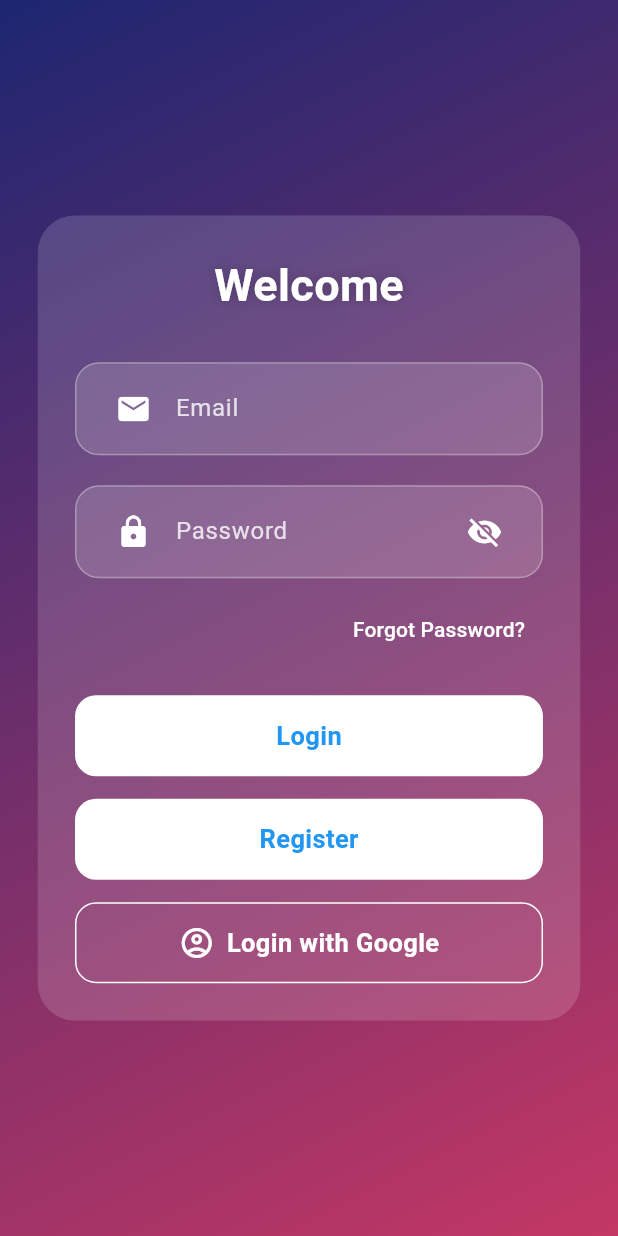
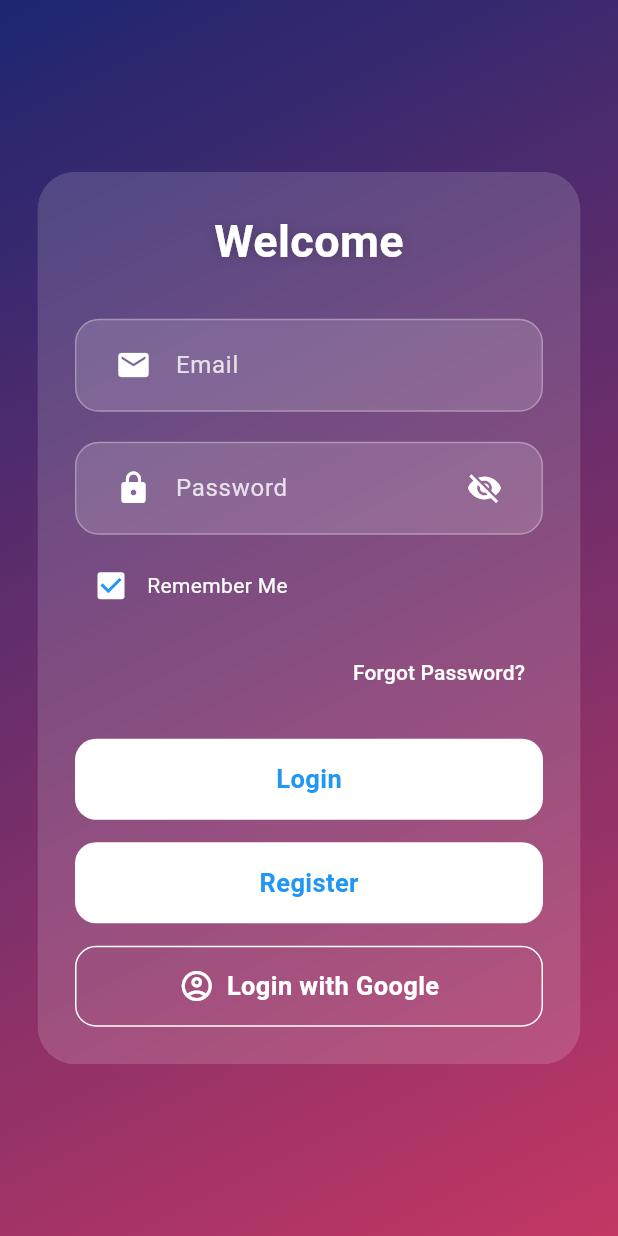
Before and after one commit to halilibrahimavsar/firebase_bloc_auth, a Flutter app: the screen it shows after launch, on a phone screen of 412 x 824 dp. Run offline on Flutter 3.47's test engine with Material 3 defaults, Android fonts, the phone set to English and light mode, and no system bars; our stand-ins replace bloc, cloud_firestore, equatable, firebase_auth, firebase_core, flutter_bloc and 4 more; accounts and stored records are empty; generated files the repository leaves out were written again.

Commit message:
added remember me feature

```diff
--- a/lib/src/authentication/auth_blc/auth_bloc.dart
+++ b/lib/src/authentication/auth_blc/auth_bloc.dart
@@ -27,6 +27,11 @@ class AuthBloc extends Bloc<AuthEvent, AuthState> {
         }
         AuthUserRepository? currentUser =
             await CustomSharedAuthProvider().isAuthenticated();
+
+        // Eğer kullanıcı giriş yapmışsa, Google oturumunu da (varsa) sessizce yenile
+        if (currentUser != null) {
+          await CustomGoogleAuthProvider().signInSilently();
+        }
 
         if (currentUser != null && currentUser.isEmailVerified) {
           // Create user collection if enabled
--- a/lib/src/views/public_pages/public_page.dart
+++ b/lib/src/views/public_pages/public_page.dart
@@ -26,6 +26,7 @@ class PublicPageState extends State<PublicPage>
   final BiometricService _biometricService = BiometricService();
   bool _obscure = true;
   bool _needsBiometricAuth = false;
+  bool _rememberMe = true;
 
   @override
   void initState() {
@@ -288,6 +289,31 @@ class PublicPageState extends State<PublicPage>
                                   },
                                 ),
                                 const SizedBox(height: 10),
+                                // Remember Me Checkbox
+                                Row(
+                                  children: [
+                                    Theme(
+                                      data: ThemeData(
+                                        unselectedWidgetColor: Colors.white70,
+                                      ),
+                                      child: Checkbox(
+                                        value: _rememberMe,
+                                        checkColor: Colors.blue,
+                                        activeColor: Colors.white,
+                                        onChanged: (value) {
+                                          setState(() {
+                                            _rememberMe = value ?? true;
+                                          });
+                                        },
+                                      ),
+                                    ),
+                                    const Text(
+                                      "Remember Me",
+                                      style: TextStyle(color: Colors.white),
+                                    ),
+                                  ],
+                                ),
+                                const SizedBox(height: 10),
                                 Align(
                                   alignment: Alignment.centerRight,
                                   child: TextButton(
```
Also changed, not shown: lib/src/authentication/auth_services/providers/google_auth_provider.dart (+12 -0 lines).
